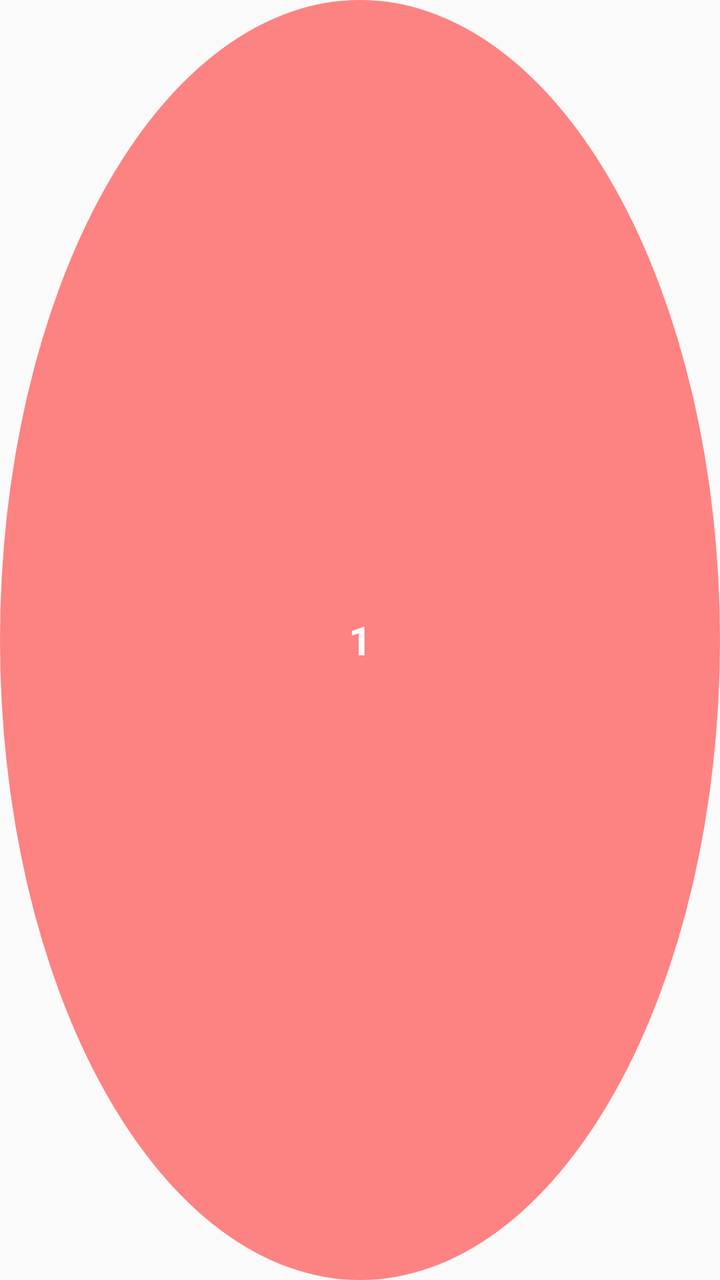
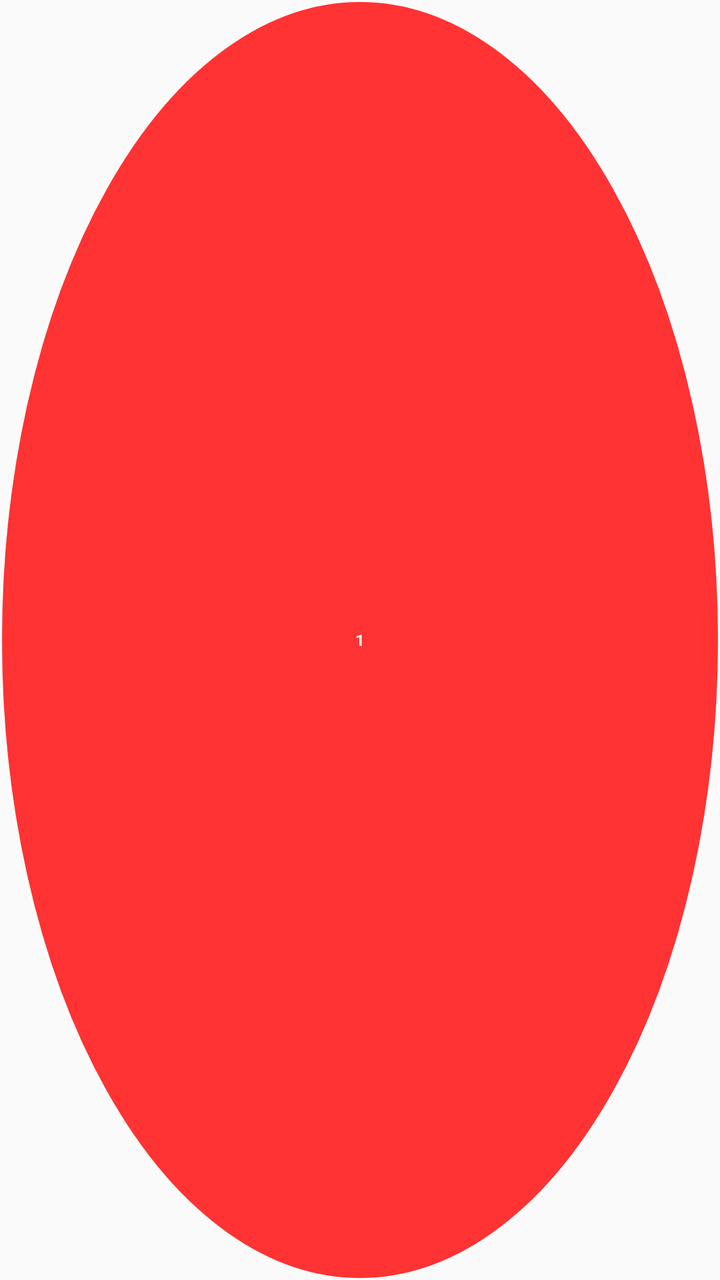

Two renders of the same Android screen: before a commit and after it. Below are the layout's source before the change and the commit's diff.
<!-- AndroidManifest.xml: application theme Theme.AutoClicker -->
<!-- res/layout/overlay_point.xml -->
<?xml version="1.0" encoding="utf-8"?>
<FrameLayout xmlns:android="http://schemas.android.com/apk/res/android"
    android:layout_width="25dp"
    android:layout_height="25dp"
    android:background="@android:color/transparent"
    android:alpha="0.60"> <View
        android:id="@+id/point_background"
        android:layout_width="match_parent"
        android:layout_height="match_parent"
        android:background="@drawable/circle_point"/>

    <TextView
        android:id="@+id/point_number"
        android:layout_width="wrap_content"
        android:layout_height="wrap_content"
        android:text="1"
        android:textColor="#FFFFFF"
        android:textStyle="bold"
        android:layout_gravity="center"
        android:textSize="20sp"/>
</FrameLayout>
<!-- resources referenced by this layout -->
<resources>
  <!-- drawable circle_point (drawable) -->
  <?xml version="1.0" encoding="utf-8"?>
  <shape xmlns:android="http://schemas.android.com/apk/res/android"
      android:shape="oval">
  
      <solid android:color="#FF3333"/>
  
      <size
          android:width="22dp"
          android:height="22dp"/>
  
  </shape>
  <style name="Theme.AutoClicker" parent="Theme.AppCompat.DayNight.NoActionBar">
          <item name="colorPrimary">@color/primary_color</item>
          <item name="colorPrimaryDark">@color/primary_variant</item>
          <item name="colorAccent">@color/accent_color</item>
      </style>
  <color name="primary_color">#BB86FC</color>
  <color name="primary_variant">#3700B3</color>
  <color name="accent_color">#03DAC6</color>
</resources>

<!-- the commit's change to res/layout/overlay_point.xml (unified diff, before → after) -->
@@ -1,9 +1,9 @@
 <?xml version="1.0" encoding="utf-8"?>
 <FrameLayout xmlns:android="http://schemas.android.com/apk/res/android"
-    android:layout_width="25dp"
-    android:layout_height="25dp"
-    android:background="@android:color/transparent"
-    android:alpha="0.60"> <View
+    android:layout_width="18dp"
+    android:layout_height="18dp">
+
+    <View
         android:id="@+id/point_background"
         android:layout_width="match_parent"
         android:layout_height="match_parent"
@@ -13,9 +13,9 @@
         android:id="@+id/point_number"
         android:layout_width="wrap_content"
         android:layout_height="wrap_content"
+        android:layout_gravity="center"
         android:text="1"
         android:textColor="#FFFFFF"
-        android:textStyle="bold"
-        android:layout_gravity="center"
-        android:textSize="20sp"/>
+        android:textSize="8sp"
+        android:textStyle="bold"/>
 </FrameLayout>
<!-- resource entries referenced after the edit -->
@@ -7,9 +7,13 @@
   
       <solid android:color="#FF3333"/>
   
+      <stroke
+          android:width="1dp"
+          android:color="#FFFFFF"/>
+  
       <size
-          android:width="22dp"
-          android:height="22dp"/>
+          android:width="18dp"
+          android:height="18dp"/>
   
   </shape>
   <style name="Theme.AutoClicker" parent="Theme.AppCompat.DayNight.NoActionBar">
